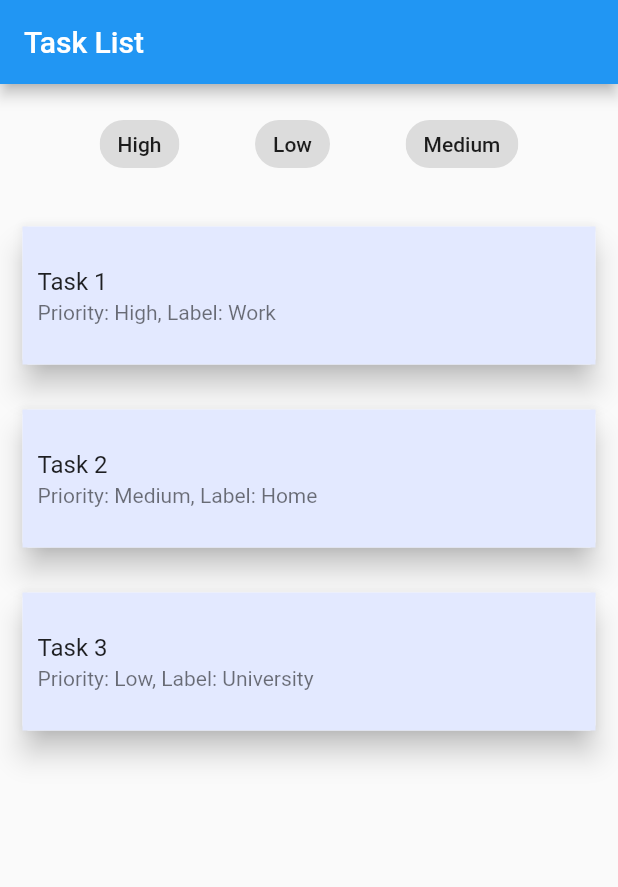
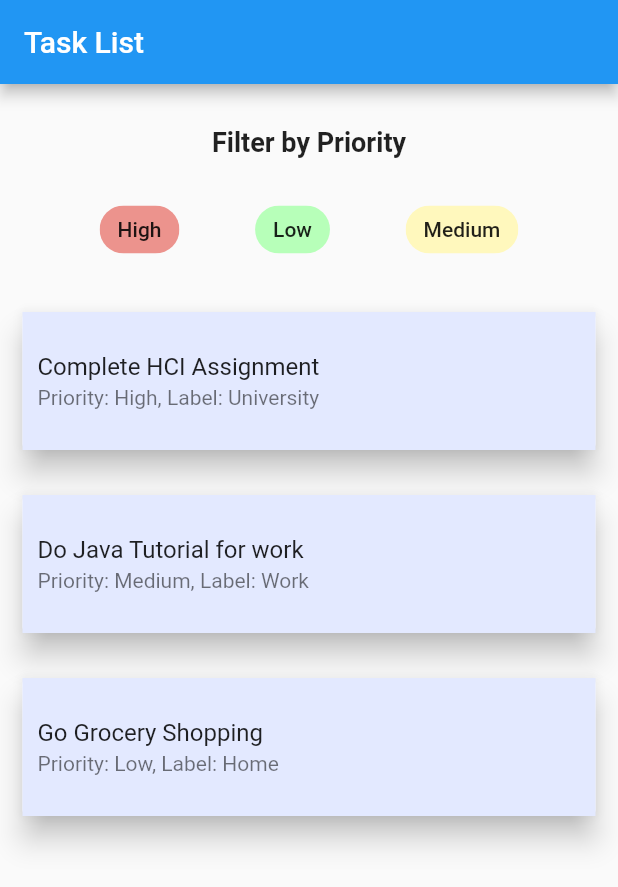
Before and after one commit to mudheerakariyawasam/to-do-app, a Flutter app: the screen it shows after launch, on a phone screen of 412 x 824 dp. Shown: the top 887 px of the screen. Run offline on Flutter 3.47's test engine with Material 2 defaults, Android fonts, the phone set to English and light mode, and no system bars; our stand-ins replace animate_do, file_picker, fluttericon.

Commit message:
changes to filter

```diff
--- a/lib/model/task.dart
+++ b/lib/model/task.dart
@@ -7,8 +7,8 @@ class Task {
 }
 
 final List<Task> tasks = [
-  Task(title: "Task 1", priority: "High", label: "Work"),
-  Task(title: "Task 2", priority: "Medium", label: "Home"),
-  Task(title: "Task 3", priority: "Low", label: "University"),
+  Task(title: "Complete HCI Assignment", priority: "High", label: "University"),
+  Task(title: "Do Java Tutorial for work", priority: "Medium", label: "Work"),
+  Task(title: "Go Grocery Shopping", priority: "Low", label: "Home"),
   // Add more tasks as needed
 ];
--- a/lib/pages/filter_page.dart
+++ b/lib/pages/filter_page.dart
@@ -15,6 +15,18 @@ class _TaskListScreenState extends State<TaskListScreen> {
   ];
   List<String> selectedPriority = [];
 
+  Color getChipColor(String priority) {
+    switch (priority) {
+      case 'High':
+        return const Color.fromARGB(255, 236, 147, 141);
+      case 'Medium':
+        return const Color.fromARGB(255, 255, 248, 189);
+      case 'Low':
+        return const Color.fromARGB(255, 183, 255, 185);
+      default:
+        return Colors.grey;
+    }
+  }
 
   @override
   Widget build(BuildContext context) {
@@ -28,12 +40,27 @@ class _TaskListScreenState extends State<TaskListScreen> {
       ),
       body: Column(
         children: [
+          const SizedBox(height: 20),
+          const Padding(
+            padding: EdgeInsets.all(8.0),
+            child: Text(
+              'Filter by Priority',
+              style: TextStyle(
+                fontSize: 18,
+                fontWeight: FontWeight.bold,
+              ),
+            ),
+          ),
           Container(
             padding: const EdgeInsets.all(8.0),
             margin: const EdgeInsets.all(8.0),
+
             child: Row(
               mainAxisAlignment: MainAxisAlignment.spaceEvenly ,
-              children:priority.map((pty) => FilterChip(
+              children:
+              priority.map((pty) {
+                final isSelected = selectedPriority.contains(pty);
+                return FilterChip(
                 selected:selectedPriority.contains(pty),
                 label:Text(pty),
                 onSelected:(selected){
@@ -44,7 +71,9 @@ class _TaskListScreenState extends State<TaskListScreen> {
                             selectedPriority.remove(pty);
                           }
                   });
-                })).toList() ,
+                },
+                backgroundColor: getChipColor(pty) ,
+                );}).toList() ,
             ),
           ),
           Expanded(
```
